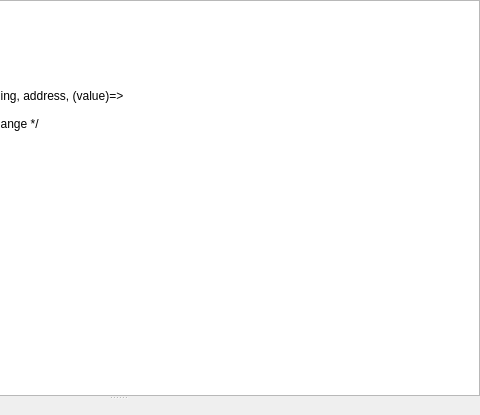
This is src/controls/jscriptcontrol.ui in sanny32/OpenModSim as Qt 5 draws it before an edit; both pictures show x 245 to 725 and y 0 to 415 of the 725 by 415 pixel window. The edited form follows.
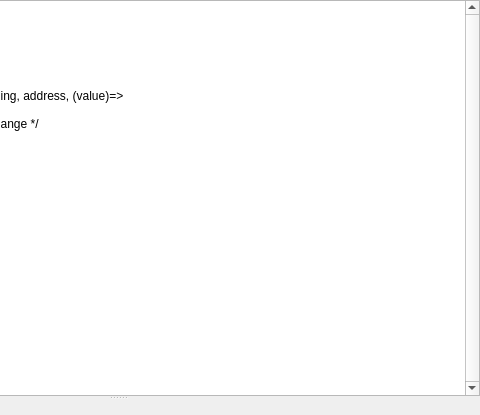
This is the edited form. Custom widgets are drawn as their Qt base class.

Patch:
```diff
--- a/src/controls/jscriptcontrol.ui
+++ b/src/controls/jscriptcontrol.ui
@@ -44,6 +44,9 @@
         <height>240</height>
        </size>
       </property>
+      <property name="verticalScrollBarPolicy">
+       <enum>Qt::ScrollBarPolicy::ScrollBarAlwaysOn</enum>
+      </property>
       <property name="plainText">
        <string>Server.addressBase = AddressBase.Base1;
 
```
